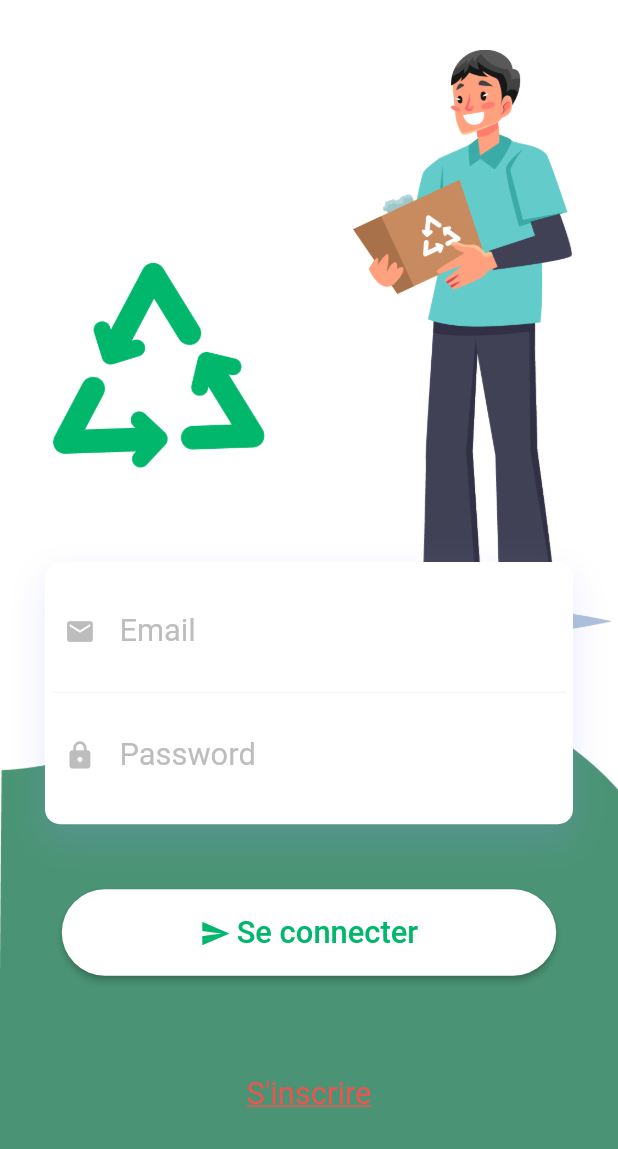
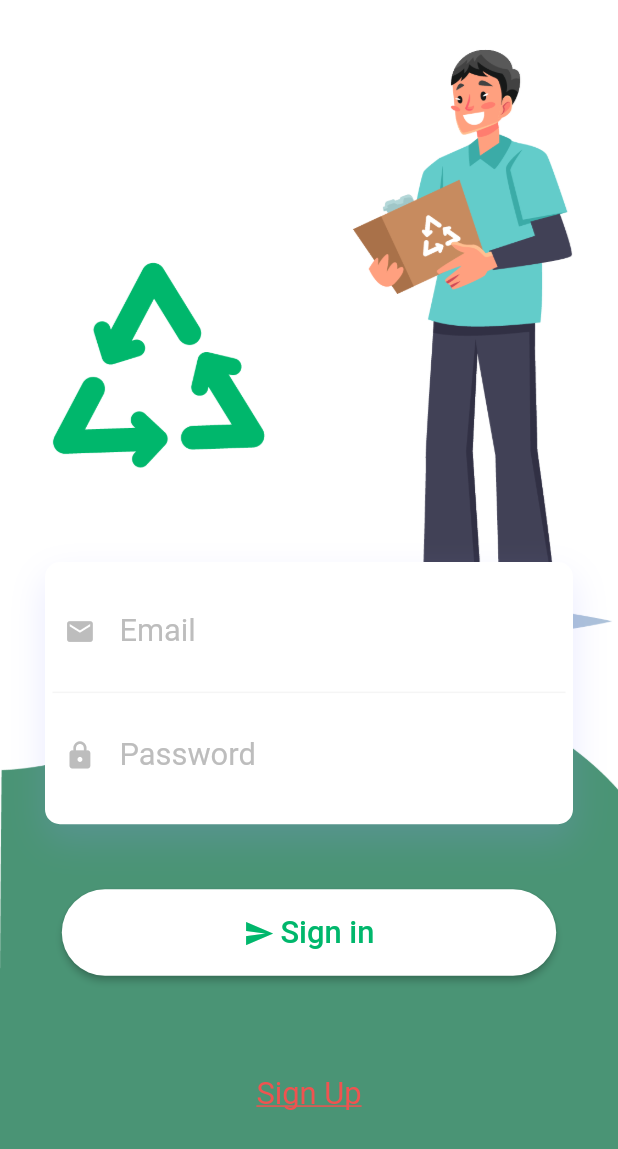
Before and after one commit to mouslim21/Recycle, a Flutter app: the screen it shows after launch, after a tap on "Start", on a phone screen of 412 x 824 dp. Shown: the top 1149 px of the screen. Run offline on Flutter 3.47's test engine with Material 2 defaults, Android fonts, the phone set to English and light mode, and no system bars; drawn by our look-alikes of progress_state_button; our stand-ins replace cloud_firestore, concentric_transition, firebase_auth, flutter_screenutil, geolocator, google_fonts and 4 more; missing offline and left inert: geoflutterfire, slimy_card; accounts and stored records are empty; network calls fail.

Commit message:
Update login.dart

```diff
--- a/lib/login/login.dart
+++ b/lib/login/login.dart
@@ -136,7 +136,7 @@ class _loginState extends State<login> {
                                   iconedButtons: {
                                     ButtonState.idle:
                                     IconedButton(
-                                      text: "Se connecter",
+                                      text: "Sign in",
                                       icon: Icon(Icons.send,color: Color(0xff00b76c),size: MediaQuery.of(context).size.width*0.05),
                                       color: color,
                                     ),
@@ -146,12 +146,12 @@ class _loginState extends State<login> {
                                         color: Colors.deepPurple.shade700),
                                     ButtonState.fail:
                                     IconedButton(
-                                        text: "échoué".toUpperCase(),
+                                        text: "Failled".toUpperCase(),
                                         icon: Icon(Icons.cancel,color: Colors.white,size: MediaQuery.of(context).size.width*0.05,),
                                         color: Colors.red.shade300),
                                     ButtonState.success:
                                     IconedButton(
-                                        text: "Succés".toUpperCase(),
+                                        text: "Success".toUpperCase(),
                                         icon: Icon(Icons.check_circle,color: Colors.white,size: MediaQuery.of(context).size.width*0.05,),
                                         color: color)
                                   },
@@ -195,7 +195,7 @@ class _loginState extends State<login> {
 //                                  ),
 //                                  borderRadius: BorderRadius.circular(15)
 //                              ),
-                                    child: Text("S'inscrire", style: TextStyle(color: Colors.red.shade400,
+                                    child: Text("Sign Up", style: TextStyle(color: Colors.red.shade400,
                                         textBaseline: TextBaseline.alphabetic,
                                         decoration: TextDecoration.underline,
                                         fontSize: MediaQuery.of(context).size.width*0.05
```
